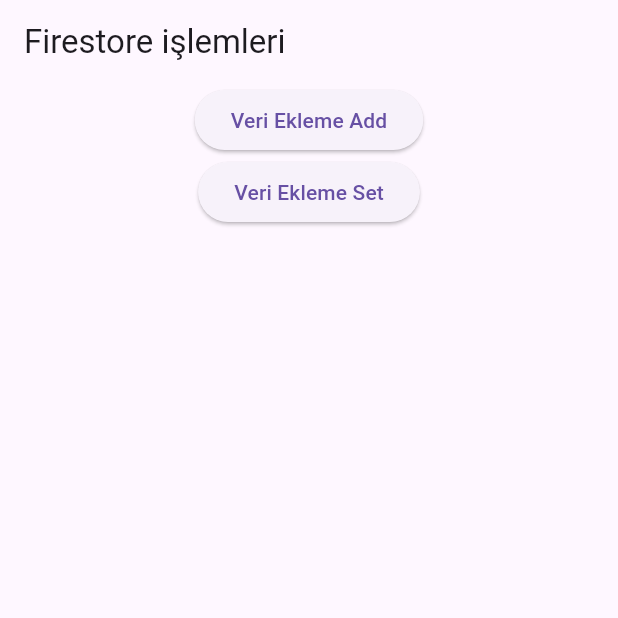
After one commit to Cahidenuryalcin/fireabseDersleri, a Flutter app: the screen it shows after launch, after a tap on "Firestore İşlemleri", on a phone screen of 412 x 824 dp, the top half of it. The commit adds this screen. Run offline on Flutter 3.47's test engine with Material 3 defaults, Android fonts, the phone set to English and light mode, and no system bars; our stand-ins replace cloud_firestore, firebase_auth, firebase_core; accounts and stored records are empty.

Commit message:
29.05.24

```diff
--- a/lib/anasayfa.dart
+++ b/lib/anasayfa.dart
@@ -1,5 +1,6 @@
 import 'package:firebase_auth/firebase_auth.dart';
 import 'package:flutter/material.dart';
+import 'package:flutter_firebase_dersleri/firestore_dersleri.dart';
 
 class AnaSayfa extends StatefulWidget {
   const AnaSayfa({super.key});
@@ -90,11 +91,25 @@ class _AnaSayfaState extends State<AnaSayfa> {
                     backgroundColor: Color.fromARGB(255, 243, 95, 226)),
                 child: Text(
                     style: TextStyle(color: Colors.white), "Email Değiştir")),
+            ElevatedButton(
+                onPressed: () {
+                  Navigator.pushReplacement(
+                    context,
+                    MaterialPageRoute(
+                        builder: (context) => FirestoreDersleri()),
+                  );
+                },
+                style: ElevatedButton.styleFrom(
+                    backgroundColor: const Color.fromARGB(255, 102, 190, 0)),
+                child: Text(
+                    style: TextStyle(color: Colors.white),
+                    "Firestore İşlemleri")),
           ],
         ),
       ),
     );
   }
+
 
   void createUserEmailAndPassword() async {
     try {
@@ -132,58 +147,53 @@ class _AnaSayfaState extends State<AnaSayfa> {
     debugPrint("cikis yapildi");
   }
 
-  void deleteUser() async{
-    if (auth.currentUser!= null) {
+  void deleteUser() async {
+    if (auth.currentUser != null) {
       await auth.currentUser!.delete();
       debugPrint("kullanıcı silindi");
-    }else{
+    } else {
       debugPrint("önce kayit ol ");
     }
-
   }
 
-  void changePassword() async{
+  void changePassword() async {
     try {
       await auth.currentUser!.updatePassword("cahide123");
       await auth.signOut();
-    } on FirebaseAuthException catch(e){
-      if (e.code== "requires-recent-login") {
+    } on FirebaseAuthException catch (e) {
+      if (e.code == "requires-recent-login") {
         debugPrint("reauthenticate olacak");
-        var credential = EmailAuthProvider.credential(email: _email, password: _password);
+        var credential =
+            EmailAuthProvider.credential(email: _email, password: _password);
         await auth.currentUser!.reauthenticateWithCredential(credential);
 
         await auth.currentUser!.updatePassword("cahide123");
         await auth.signOut();
         debugPrint("şifre güncellendi");
-
       }
-    }catch (e) {
+    } catch (e) {
       debugPrint(e.toString());
     }
-
   }
 
   // email değiştirme çalışmiy. çok da önemli değil şu anlik.
-  void changeEmail() async{
+  void changeEmail() async {
     try {
       await auth.currentUser!.updateEmail("cnuryal@gmail.com");
       await auth.signOut();
-    } on FirebaseAuthException catch(e){
-      if (e.code== "requires-recent-login") {
+    } on FirebaseAuthException catch (e) {
+      if (e.code == "requires-recent-login") {
         debugPrint("reauthenticate olacak");
-        var credential = EmailAuthProvider.credential(email: _email, password: _password);
+        var credential =
+            EmailAuthProvider.credential(email: _email, password: _password);
         await auth.currentUser!.reauthenticateWithCredential(credential);
 
         await auth.currentUser!.updateEmail("cnuryal@gmail.com");
         await auth.signOut();
         debugPrint("Email güncellendi");
-
       }
-    }catch (e) {
+    } catch (e) {
       debugPrint(e.toString());
     }
   }
-
-
-
 }
--- /dev/null
+++ b/lib/firestore_dersleri.dart
@@ -0,0 +1,33 @@
+import 'package:cloud_firestore/cloud_firestore.dart';
+import 'package:flutter/material.dart';
+
+class FirestoreDersleri extends StatelessWidget {
+  FirestoreDersleri({super.key});
+
+  FirebaseFirestore firestore= FirebaseFirestore.instance;
+
+  @override
+  Widget build(BuildContext context) {
+    return Scaffold(
+      appBar: AppBar(
+        title: Text("Firestore işlemleri"),
+      ),
+      body: Center(
+        child: Column(
+          children: [
+            ElevatedButton(
+                onPressed: () => veriEklemeAdd(),
+                child: Text("Veri Ekleme Add")),
+                ElevatedButton(
+                onPressed: () => veriEklemeSet(),
+                child: Text("Veri Ekleme Set"))
+          ],
+        ),
+      ),
+    );
+  }
+
+  veriEklemeAdd() async {}
+
+  veriEklemeSet() async{}
+}
--- a/pubspec.yaml
+++ b/pubspec.yaml
@@ -37,6 +37,8 @@ dependencies:
   cupertino_icons: ^1.0.6
   firebase_core: ^2.31.0
   firebase_auth: ^4.19.5
+  cloud_firestore: ^4.17.5
+
 
 dev_dependencies:
   flutter_test:
```
Also changed, not shown: pubspec.lock, 3 other files. Lines whose indentation alone changed are shown as unchanged.
